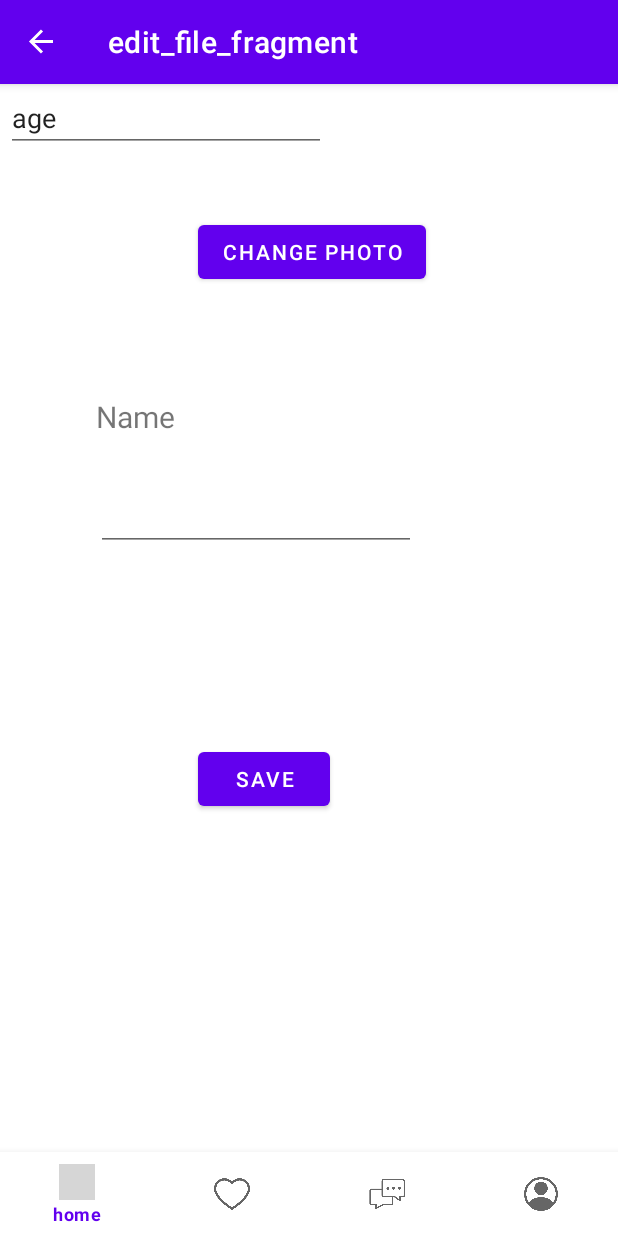
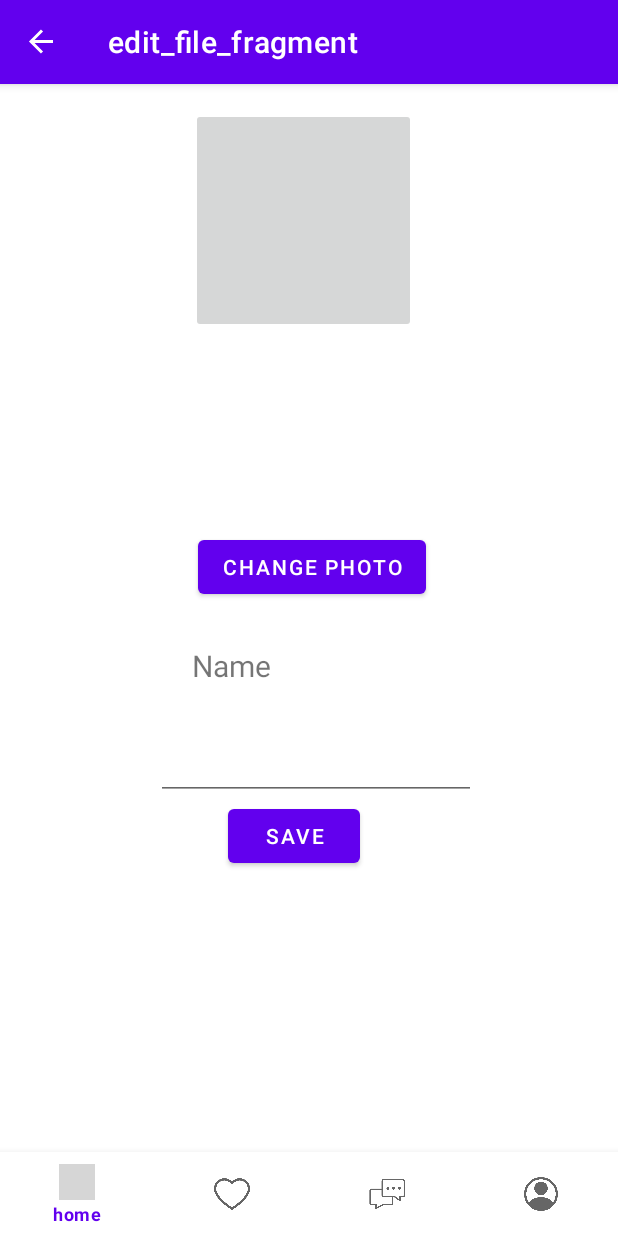
Before and after one commit to Asma-Almahdawi/Books, an Android app: the EditFileFragment screen opened through its navigation route, on a phone screen of 412 x 824 dp. Run offline under Robolectric (Android 15) with nearby library versions, the phone set to English and light mode, and no system bars; our stand-ins replace Firebase (no records; nobody signed in at launch, a user with empty details on screens opened directly), navigation-ui; grey boxes are pictures that could not be loaded.

Commit message:
Firebase was used to : 1- Register 2- Login 3- Start CRUD operation 4-CRUD operation

```diff
--- a/app/build.gradle
+++ b/app/build.gradle
@@ -56,6 +56,7 @@ dependencies {
     implementation 'com.google.firebase:firebase-firestore:24.0.0'
     implementation 'com.google.firebase:firebase-firestore-ktx:24.0.0'
     implementation 'com.google.firebase:firebase-storage:20.0.0'
+    implementation 'com.google.firebase:firebase-storage-ktx:20.0.0'
     testImplementation 'junit:junit:4.+'
     androidTestImplementation 'androidx.test.ext:junit:1.1.3'
     androidTestImplementation 'androidx.test.espresso:espresso-core:3.4.0'
--- a/app/src/main/AndroidManifest.xml
+++ b/app/src/main/AndroidManifest.xml
@@ -1,7 +1,7 @@
 <?xml version="1.0" encoding="utf-8"?>
 <manifest xmlns:android="http://schemas.android.com/apk/res/android"
     package="com.example.books">
-
+<uses-permission android:name="android.permission.CAMERA"/>
 
     <application
         android:allowBackup="true"
--- a/app/src/main/java/com/example/books/database/User.kt
+++ b/app/src/main/java/com/example/books/database/User.kt
@@ -4,9 +4,10 @@ import android.provider.ContactsContract
 
 data class User(
 
-    var username : String?=null ,
+    var username : String?=null,
+//    var fileName:String?=null
+    var profileImageUrl: String?= null,
 
-//    val profileImage: String?= null,
 //    val bio:String? = null
 
 ){
--- a/app/src/main/java/com/example/books/fragments/loginfragment/LoginFragment.kt
+++ b/app/src/main/java/com/example/books/fragments/loginfragment/LoginFragment.kt
@@ -56,7 +56,6 @@ class LoginFragment : Fragment() {
 
 findNavController().navigate(R.id.action_loginFragment_to_editFileFragment)
 
-
         }
 
 
--- a/app/src/main/java/com/example/books/fragments/registerfragment/RegisterFragment.kt
+++ b/app/src/main/java/com/example/books/fragments/registerfragment/RegisterFragment.kt
@@ -167,6 +167,7 @@ private fun registerUser(username:String,email: String, password: String) {
     auth.createUserWithEmailAndPassword(email,password)
         .addOnCompleteListener { task->
             if (task.isSuccessful){
+//                val user = User()
                 val user = User(username)
                val  firestoreDB = FirebaseFirestore.getInstance()
 //                firestoreDB.collection("users").document(auth.currentUser!!.uid).set(username)
--- a/app/src/main/res/layout/edit_file_fragment.xml
+++ b/app/src/main/res/layout/edit_file_fragment.xml
@@ -7,22 +7,12 @@
     android:layout_height="match_parent"
     tools:context=".fragments.editfilefragment.EditFileFragment" >
 
-    <ImageView
-        android:id="@+id/profile_image"
-        android:layout_width="wrap_content"
-        android:layout_height="wrap_content"
-        android:layout_marginStart="128dp"
-        android:layout_marginTop="48dp"
-        app:layout_constraintStart_toStartOf="parent"
-        app:layout_constraintTop_toTopOf="parent"
-        tools:src="@tools:sample/avatars" />
-
     <TextView
         android:id="@+id/textView4"
         android:layout_width="wrap_content"
         android:layout_height="wrap_content"
-        android:layout_marginStart="60dp"
-        android:layout_marginTop="72dp"
+        android:layout_marginStart="124dp"
+        android:layout_marginTop="28dp"
         android:text="Name"
         android:textSize="20sp"
         app:layout_constraintStart_toStartOf="parent"
@@ -32,7 +22,7 @@
         android:id="@+id/name_tv"
         android:layout_width="wrap_content"
         android:layout_height="wrap_content"
-        android:layout_marginStart="60dp"
+        android:layout_marginStart="100dp"
         android:layout_marginTop="28dp"
         android:ems="10"
         android:inputType="textPersonName"
@@ -46,7 +36,7 @@
         android:layout_width="wrap_content"
         android:layout_height="wrap_content"
         android:layout_marginStart="128dp"
-        android:layout_marginTop="40dp"
+        android:layout_marginTop="132dp"
         android:text="Change Photo"
         app:layout_constraintStart_toStartOf="parent"
         app:layout_constraintTop_toBottomOf="@+id/profile_image" />
@@ -55,20 +45,22 @@
         android:id="@+id/saveBtn"
         android:layout_width="wrap_content"
         android:layout_height="wrap_content"
-        android:layout_marginStart="128dp"
-        android:layout_marginTop="128dp"
+        android:layout_marginStart="148dp"
         android:text="save"
         app:layout_constraintStart_toStartOf="parent"
         app:layout_constraintTop_toBottomOf="@+id/name_tv" />
 
-    <EditText
-        android:id="@+id/age_Tv"
-        android:layout_width="wrap_content"
-        android:layout_height="wrap_content"
-        android:ems="10"
-        android:inputType="textPersonName"
-        android:text="age"
-        tools:layout_editor_absoluteX="68dp"
-        tools:layout_editor_absoluteY="459dp" />
+    <ImageButton
+        android:id="@+id/profile_image"
+        android:layout_width="150sp"
+        android:layout_height="150sp"
+        android:layout_marginStart="124dp"
+        android:layout_marginTop="16dp"
+        android:layout_marginEnd="135dp"
+        app:layout_constraintEnd_toEndOf="parent"
+        app:layout_constraintStart_toStartOf="parent"
+        app:layout_constraintTop_toTopOf="parent"
+        tools:ignore="SpeakableTextPresentCheck"
+        tools:src="@tools:sample/avatars" />
 
 </androidx.constraintlayout.widget.ConstraintLayout>
--- a/app/src/main/res/navigation/navigation.xml
+++ b/app/src/main/res/navigation/navigation.xml
@@ -3,7 +3,7 @@
     xmlns:app="http://schemas.android.com/apk/res-auto"
     xmlns:tools="http://schemas.android.com/tools"
     android:id="@+id/navigation"
-    app:startDestination="@id/registerFragment">
+    app:startDestination="@id/loginFragment">
 
     <fragment
         android:id="@+id/navigation_home"
```
Also changed, not shown: app/src/main/java/com/example/books/Book.kt (+5 -3 lines), app/src/main/java/com/example/books/fragments/editfilefragment/EditFileFragment.kt (+74 -2 lines).
